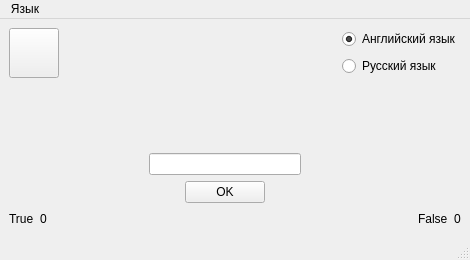
The window that Morze/mainwindow2.ui (akbarshar1pov/morze) describes before a commit, drawn with Qt 5.
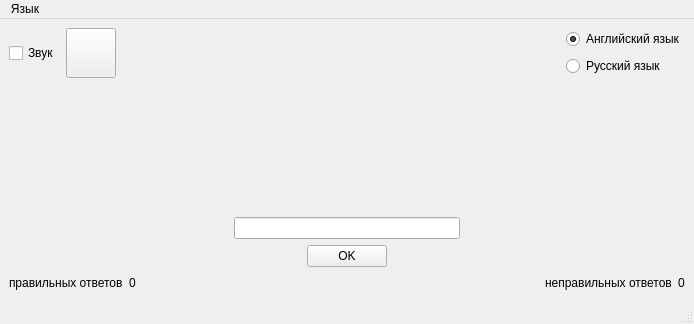
The same window after the commit. Icons and pictures are not drawn.

What changed in the file:
```diff
--- a/Morze/mainwindow2.ui
+++ b/Morze/mainwindow2.ui
@@ -6,8 +6,8 @@
    <rect>
     <x>0</x>
     <y>0</y>
-    <width>470</width>
-    <height>260</height>
+    <width>694</width>
+    <height>324</height>
    </rect>
   </property>
   <property name="minimumSize">
@@ -37,6 +37,17 @@
        <layout class="QHBoxLayout" name="horizontalLayout_7">
         <item>
          <layout class="QHBoxLayout" name="horizontalLayout_4">
+          <item>
+           <layout class="QVBoxLayout" name="verticalLayout_10">
+            <item>
+             <widget class="QCheckBox" name="sound_type">
+              <property name="text">
+               <string>Звук</string>
+              </property>
+             </widget>
+            </item>
+           </layout>
+          </item>
           <item>
            <widget class="QPushButton" name="Replay">
             <property name="minimumSize">
@@ -200,7 +211,7 @@
             <item>
              <widget class="QLabel" name="TRUE">
               <property name="text">
-               <string>True</string>
+               <string>правильных ответов</string>
               </property>
              </widget>
             </item>
@@ -233,7 +244,7 @@
           <item>
            <widget class="QLabel" name="FALSE">
             <property name="text">
-             <string>False</string>
+             <string>неправильных ответов</string>
             </property>
            </widget>
           </item>
@@ -261,7 +272,7 @@
     <rect>
      <x>0</x>
      <y>0</y>
-     <width>470</width>
+     <width>694</width>
      <height>26</height>
     </rect>
    </property>
```
